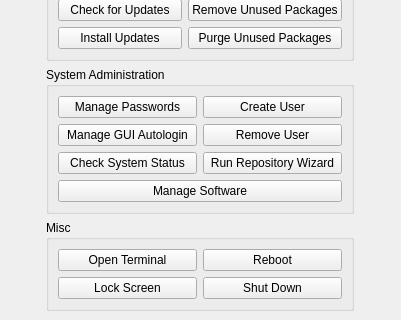
The window that ui/ui_mainwindow.ui (Kicksecure/sysmaint-panel) describes before a commit, drawn with Qt 5; both pictures show x 0 to 401 and y 353 to 673 of the 401 by 673 pixel window.
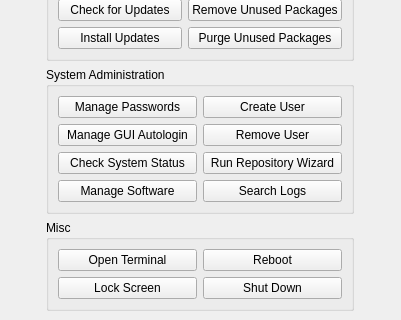
The same window after the commit.

Commit message: Add log search feature

```diff
--- a/ui/ui_mainwindow.ui
+++ b/ui/ui_mainwindow.ui
@@ -226,7 +226,7 @@
            </property>
           </widget>
          </item>
-         <item row="4" column="0" colspan="2">
+         <item row="4" column="0">
           <widget class="QPushButton" name="manageSoftwareButton">
            <property name="toolTip">
             <string>&lt;html&gt;&lt;head/&gt;&lt;body&gt;&lt;p&gt;Allows you to search for and install software through the apt package manager.&lt;/p&gt;&lt;/body&gt;&lt;/html&gt;</string>
@@ -236,6 +236,13 @@
            </property>
           </widget>
          </item>
+         <item row="4" column="1">
+          <widget class="QPushButton" name="searchLogsButton">
+           <property name="text">
+            <string>Search Logs</string>
+           </property>
+          </widget>
+         </item>
         </layout>
        </widget>
       </item>
```
The commit also changes 4 other files.
